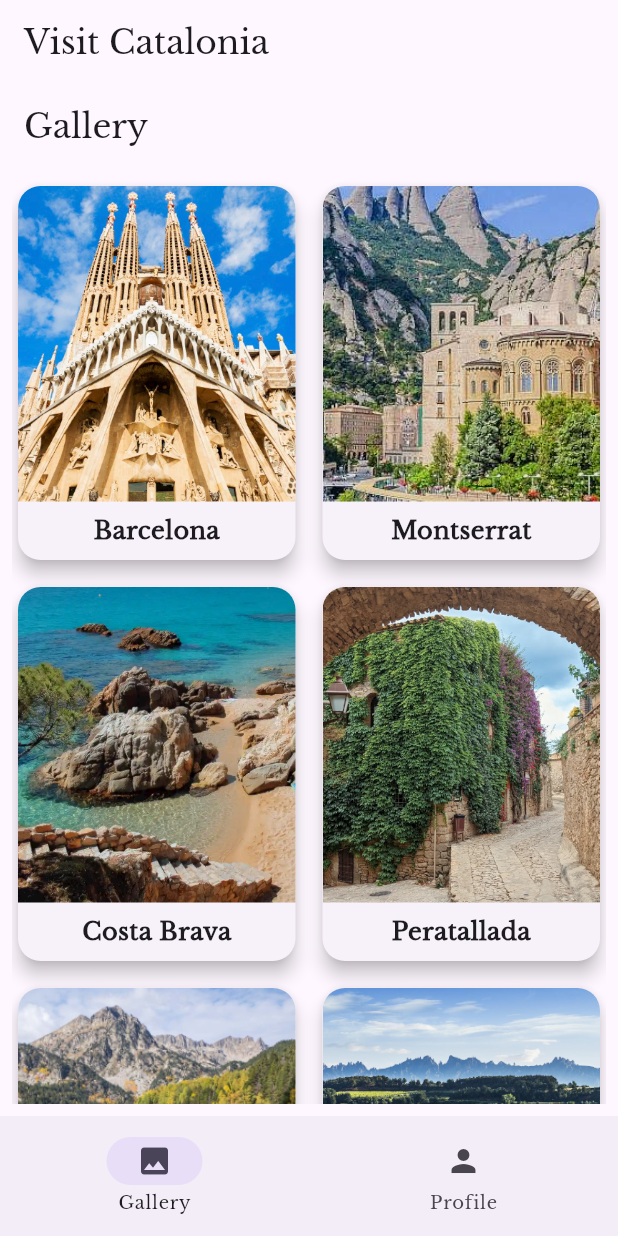
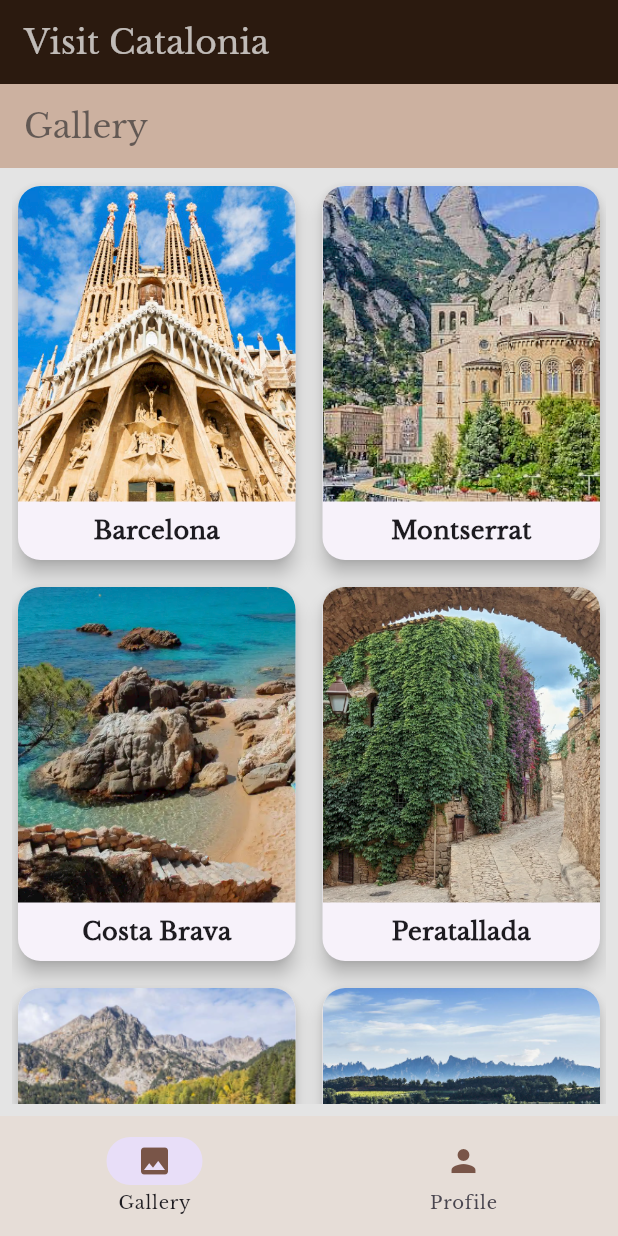
Before and after one commit to FrancescBrau/picture_gallery_fbrau, a Flutter app: the screen it shows after launch, on a phone screen of 412 x 824 dp. Run offline on Flutter 3.47's test engine with Material 3 defaults, Android fonts, the phone set to English and light mode, and no system bars.

Commit message:
last commit 08oct

```diff
--- a/lib/features/gallery/screens/gallery_screen.dart
+++ b/lib/features/gallery/screens/gallery_screen.dart
@@ -8,7 +8,11 @@ class GalleryScreen extends StatelessWidget {
   Widget build(BuildContext context) {
     return Scaffold(
       appBar: AppBar(
-        title: const Text('Gallery'),
+        title: const Text(
+          'Gallery',
+          style: TextStyle(color: Color.fromARGB(179, 55, 52, 52)),
+        ),
+        backgroundColor: Color.fromARGB(255, 204, 177, 160),
       ),
       body: Padding(
         padding: const EdgeInsets.all(8.0),
--- a/lib/features/profile/screens/profile_screen.dart
+++ b/lib/features/profile/screens/profile_screen.dart
@@ -26,7 +26,7 @@ class ProfileScreen extends StatelessWidget {
             SizedBox(height: 12),
             Text(
               'State Official',
-              style: TextStyle(fontSize: 16),
+              style: TextStyle(fontSize: 16, fontWeight: FontWeight.bold),
             ),
             SizedBox(height: 12),
             Text(
@@ -34,7 +34,7 @@ class ProfileScreen extends StatelessWidget {
               textAlign: TextAlign.center,
               style: TextStyle(
                 fontSize: 16,
-                color: Colors.grey,
+                color: Color.fromARGB(255, 60, 59, 59),
               ),
             ),
           ],
--- a/lib/main.dart
+++ b/lib/main.dart
@@ -13,7 +13,10 @@ class CataloniaGalleryApp extends StatelessWidget {
   Widget build(BuildContext context) {
     return MaterialApp(
       title: 'Catalonia Gallery App',
-      theme: ThemeData(fontFamily: 'LibreBaskerville'),
+      theme: ThemeData(
+        fontFamily: 'LibreBaskerville',
+        scaffoldBackgroundColor: const Color.fromARGB(255, 228, 228, 228),
+      ),
       home: const MainScreen(),
     );
   }
@@ -37,18 +40,35 @@ class _MainScreenState extends State<MainScreen> {
   @override
   Widget build(BuildContext context) {
     return Scaffold(
-      appBar: AppBar(title: const Text('Visit Catalonia')),
+      appBar: AppBar(
+        title: const Text(
+          'Visit Catalonia',
+          style: TextStyle(color: Colors.white70),
+        ),
+        backgroundColor: const Color.fromARGB(255, 43, 26, 15),
+      ),
       body: screensApp[currentIndex],
       bottomNavigationBar: NavigationBar(
         selectedIndex: currentIndex,
+        backgroundColor: Color.fromARGB(255, 230, 221, 215),
         onDestinationSelected: (int index) {
           setState(() {
             currentIndex = index;
           });
         },
         destinations: const [
-          NavigationDestination(icon: Icon(Icons.photo), label: 'Gallery'),
-          NavigationDestination(icon: Icon(Icons.person), label: 'Profile'),
+          NavigationDestination(
+              icon: Icon(
+                Icons.photo,
+                color: Colors.brown,
+              ),
+              label: 'Gallery'),
+          NavigationDestination(
+              icon: Icon(
+                Icons.person,
+                color: Colors.brown,
+              ),
+              label: 'Profile'),
         ],
       ),
     );
```
